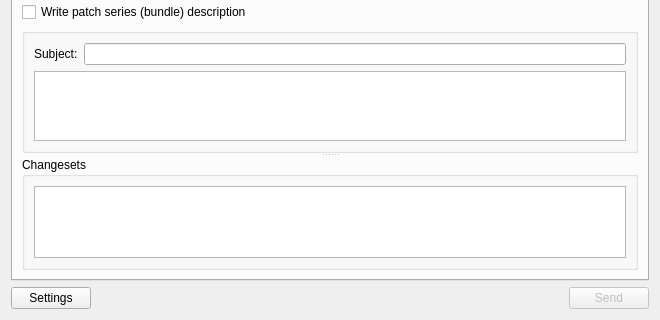
Qt form tortoisehg/hgqt/hgemail.ui (velorientc/git_test7) before a commit; both pictures show x 0 to 660 and y 237 to 557 of the 660 by 557 pixel window.
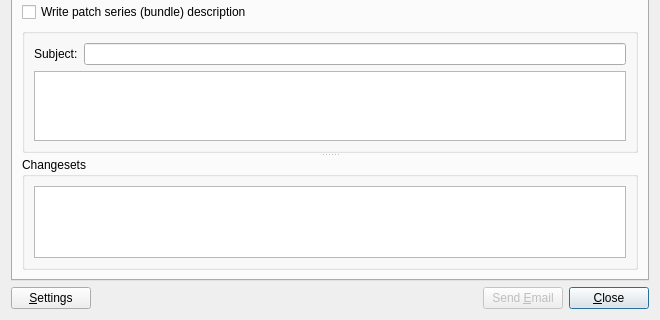
The same form after that commit. Custom widgets are drawn as their Qt base class.

Commit message: email: added a close button and mnemonics to be consistent with the rest of thg

The edit to the form file:
```diff
--- a/tortoisehg/hgqt/hgemail.ui
+++ b/tortoisehg/hgqt/hgemail.ui
@@ -352,9 +352,9 @@
         <string extracomment="Configure email settings"/>
        </property>
        <property name="text">
-        <string>Settings</string>
+        <string>&amp;Settings</string>
        </property>
-       <property name="autoDefault">
+       <property name="default">
         <bool>false</bool>
        </property>
       </widget>
@@ -378,7 +378,20 @@
         <bool>false</bool>
        </property>
        <property name="text">
-        <string>Send</string>
+        <string>Send &amp;Email</string>
+       </property>
+       <property name="default">
+        <bool>false</bool>
+       </property>
+      </widget>
+     </item>
+     <item>
+      <widget class="QPushButton" name="close_button">
+       <property name="enabled">
+        <bool>true</bool>
+       </property>
+       <property name="text">
+        <string>&amp;Close</string>
        </property>
        <property name="default">
         <bool>true</bool>
```
Left out of the diff: 16 changed lines with no effect on the pictures. The commit also changes 1 other file.
